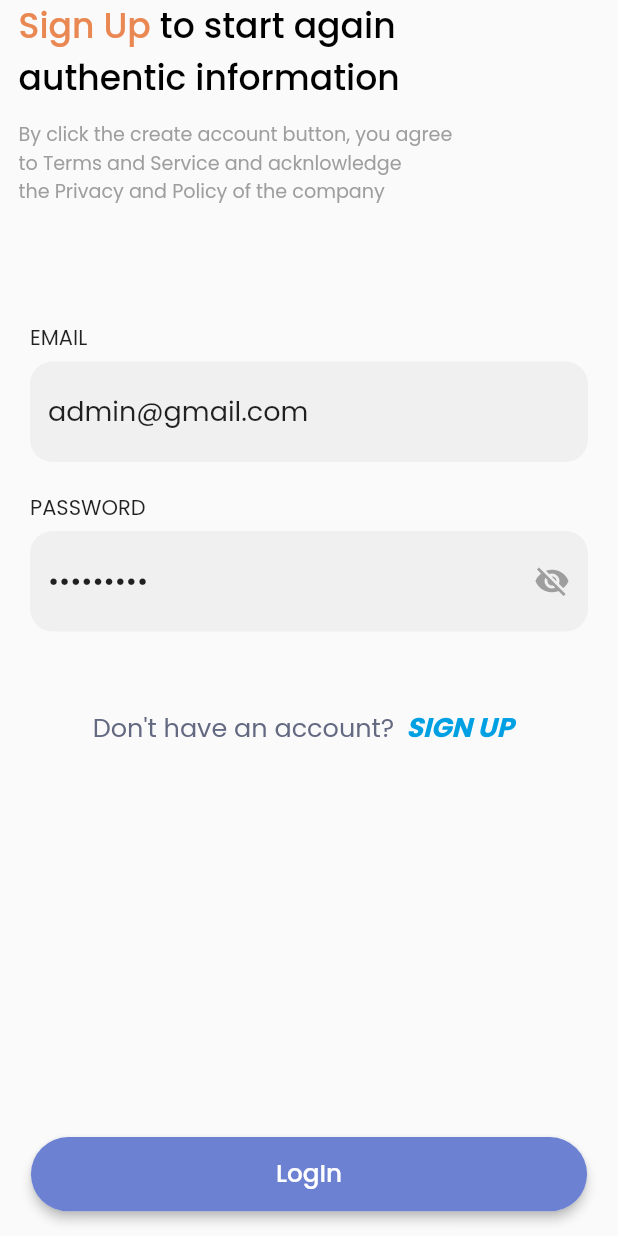
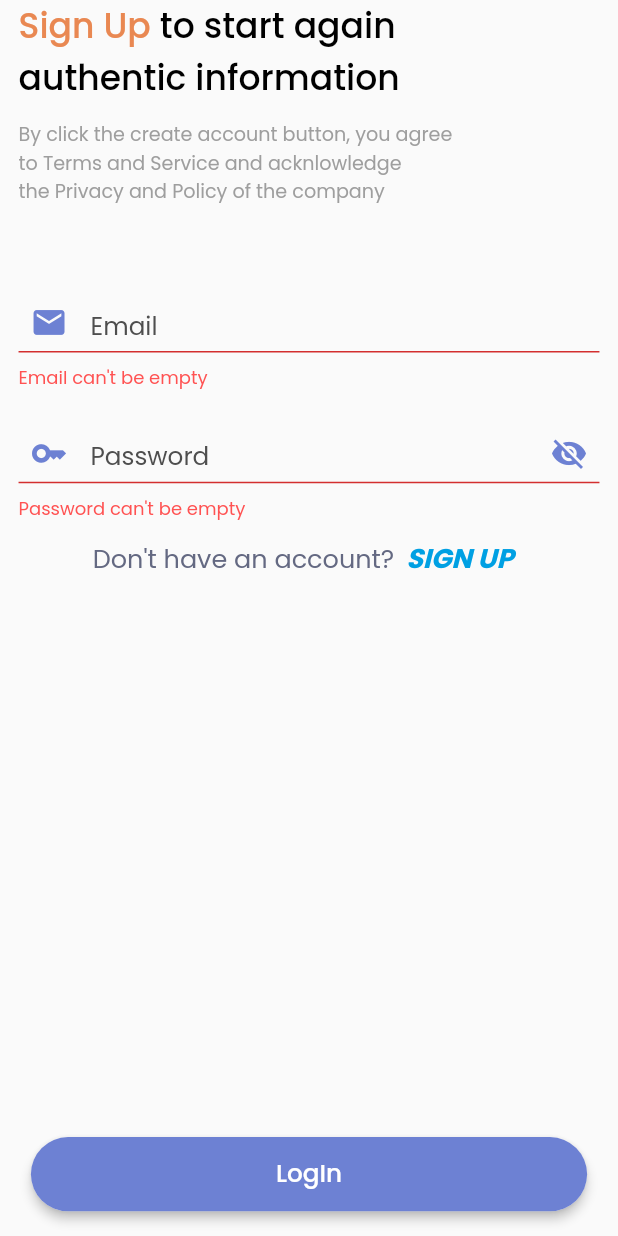
Before and after one commit to sweta-feeltech/General-Expense-App, a Flutter app: the LogInScreen screen opened by its route, after a tap on "LogIn", on a phone screen of 412 x 824 dp. Run offline on Flutter 3.47's test engine with Material 2 defaults, Android fonts, the phone set to English and light mode, and no system bars; our stand-ins replace accordion, cloud_firestore, date_time_picker, file_picker, flutter_svg, google_sign_in and 4 more; accounts and stored records are empty; project files that could hold a hidden picture were left out.

Commit message:
11-05-2023 : Login Screen

```diff
--- a/lib/pages/LoginRegistrationScreens/login_screen.dart
+++ b/lib/pages/LoginRegistrationScreens/login_screen.dart
@@ -2,6 +2,8 @@ import 'package:flutter/material.dart';
 import 'package:general_expense_app/pages/LoginRegistrationScreens/registration_screen.dart';
 
 import '../../Utils/colors.dart';
+import '../../Utils/constants.dart';
+import '../Widgets/theme_helper.dart';
 
 class LogInScreen extends StatefulWidget {
   static String routeName = '/loginScreen';
@@ -149,28 +151,22 @@ class _LogInScreenState extends State<LogInScreen> {
               SizedBox(
                 height: 50,
               ),
-              Form(
+              Padding(
+                padding:  EdgeInsets.symmetric(horizontal: main_Width * 0.03,),
+                child: Form(
                     key: _formkey,
                     child: Column(
                       children: [
-                      Padding(
-                        padding: EdgeInsets.only(top: 28, left: 20, right: 20),
-                        child: Column(
-                          crossAxisAlignment: CrossAxisAlignment.start,
-                          children: [
-                            Text("EMAIL"),
-                            SizedBox(
-                              height: 5,
-                            ),
-                            Column(
-                              mainAxisAlignment: MainAxisAlignment.center,
-                              crossAxisAlignment: CrossAxisAlignment.center,
-                              children: [
-                                TextFormField(
-                                  initialValue: "admin@gmail.com",
-                                  validator: (value) {
-                                    RegExp regex = RegExp(
-                                        "^[a-zA-Z0-9.a-zA-Z0-9.!#\$%&'*+-/=?^_`{|}~]+@[a-zA-Z0-9]+\.[a-zA-Z]+");
+                        ThemeHelper.mainMobileTextFormField(
+                            main_Height * 0.020,
+                            "Email",
+                                (onSavedVal) {
+                              email = onSavedVal;
+                            },
+                            Icons.mail,
+                            TextInputAction.next,
+                            validatingFunc: (value) {
+                              RegExp regex = RegExp(EmailRegex);
                               if (value == null || value.isEmpty) {
                                 return 'Email can\'t be empty';
                               } else if (!regex.hasMatch(value)) {
@@ -178,96 +174,76 @@ class _LogInScreenState extends State<LogInScreen> {
                               }
                               return null;
                             },
-                                  onSaved: (onSavedVal) {
-                                    print(onSavedVal);
-                                    email = onSavedVal;
-                                  },
-                                  style: TextStyle(
-                                    fontSize: 18.0,
-                                  ),
-                                  decoration: InputDecoration(
-                                    filled: true,
-                                    enabledBorder: OutlineInputBorder(
-                                        borderRadius: BorderRadius.circular(15),
-                                        borderSide: BorderSide.none),
-                                    // fillColor: ,
-                                    hintText: "example@gmail.com",
-                                    hintStyle: TextStyle(
-                                      color: Color(0xFFbdc6cf),
-                                    ),
-                                    border: OutlineInputBorder(
-                                        borderSide: BorderSide(
-                                            color: Colors.transparent),
-                                        borderRadius:
-                                            BorderRadius.circular(10)),
-                                  ),
-                                ),
-                              ],
+                            context: context
                         ),
                         SizedBox(
-                              height: 20,
+                          height: main_Height * 0.016,
                         ),
-                            Text("PASSWORD"),
-                            SizedBox(
-                              height: 5,
-                            ),
-                            Column(
-                              mainAxisAlignment: MainAxisAlignment.center,
-                              crossAxisAlignment: CrossAxisAlignment.center,
-                              children: [
                         TextFormField(
-                                  initialValue: "Admin@123",
-                                  validator: (value) {
-                                    if (value == null || value.isEmpty) {}
-                                    return null;
-                                  },
                             obscureText: visiblePassowrd,
                             onSaved: (onSavedVal) {
                               password = onSavedVal;
                             },
-                                  style: TextStyle(
-                                    fontSize: 18.0,
+                            onChanged: (value) {
+                              password = value;
+                            },
+                            validator: (value) {
+                              RegExp regex = RegExp(PassWordRegex);
+                              if (value == null || value.isEmpty) {
+                                return 'Password can\'t be empty';
+                              } else
+                              return null;
+                            },
+                            decoration: InputDecoration(
+                              floatingLabelBehavior:
+                              FloatingLabelBehavior.never,
+                              hintText: "Password",
+                              hintStyle: TextStyle(
+                                  fontWeight: FontWeight.w400,
+                                  color: darkGrey,
+                                  fontSize: main_Height * 0.020),
+                              prefixIcon: SizedBox(
+                                  width: 5,
+                                  height: 5,
+                                  child: IconButton(
+                                    icon: Icon(
+                                      Icons.key_outlined,
+                                      size: main_Height * 0.03,
+                                      color: primaryPurple,
                                     ),
-                                  decoration: InputDecoration(
-                                    filled: true,
-                                    enabledBorder: OutlineInputBorder(
-                                        borderRadius: BorderRadius.circular(15),
-                                        borderSide: BorderSide.none),
-                                    suffixIcon: IconButton(
+                                    onPressed: null,
+                                    alignment: Alignment.bottomLeft,
+                                  )),
+                              suffixIcon: SizedBox(
+                                height: 5,
+                                width: 5,
+                                child: IconButton(
                                   icon: Icon(
                                     visiblePassowrd
                                         ? Icons.visibility_off
                                         : Icons.visibility,
-                                        color: Colors.grey,
+                                    color: primaryPurple,
+                                    size: main_Height * 0.03,
                                   ),
                                   onPressed: () {
                                     setState(() {
                                       visiblePassowrd = !visiblePassowrd;
                                     });
                                   },
-                                    ),
-                                    hintText: "* * * * * * *",
-                                    hintStyle: TextStyle(
-                                      color: Color(0xFFbdc6cf),
-                                    ),
-                                    border: OutlineInputBorder(
-                                        borderSide: BorderSide(
-                                            color: Colors.transparent),
-                                        borderRadius:
-                                            BorderRadius.circular(10)),
+                                  alignment: Alignment.bottomRight,
                                 ),
                               ),
-                              ],
+                              contentPadding:
+                              EdgeInsets.only(top: 18, bottom: 0),
+                              enabledBorder: ThemeHelper.signupMyInputBorder(),
+                              focusedBorder:
+                              ThemeHelper.signupMyFocusedBorder(),
+                              errorStyle: TextStyle(color: Colors.redAccent),
                             ),
-                            SizedBox(
-                              height: 25,
-                            ),
-                          ],
-                        ),
-                      ),
-                      SizedBox(
-                        height: 15,
-                      ),
+                            textInputAction: TextInputAction.next),
+
+
+
                         Container(
                           child: Row(
                             mainAxisAlignment: MainAxisAlignment.center,
@@ -299,6 +275,7 @@ class _LogInScreenState extends State<LogInScreen> {
                         ),
                       ],
                     )),
+              ),
             ],
           ),
         ),
```
Lines whose indentation alone changed are shown as unchanged.
